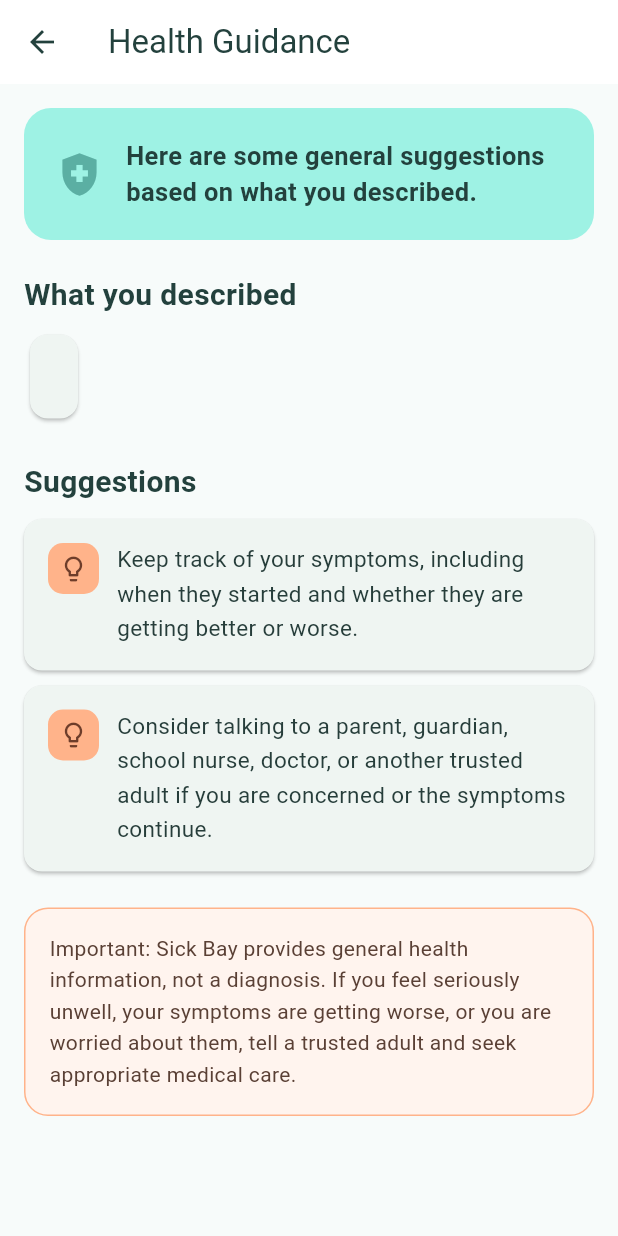
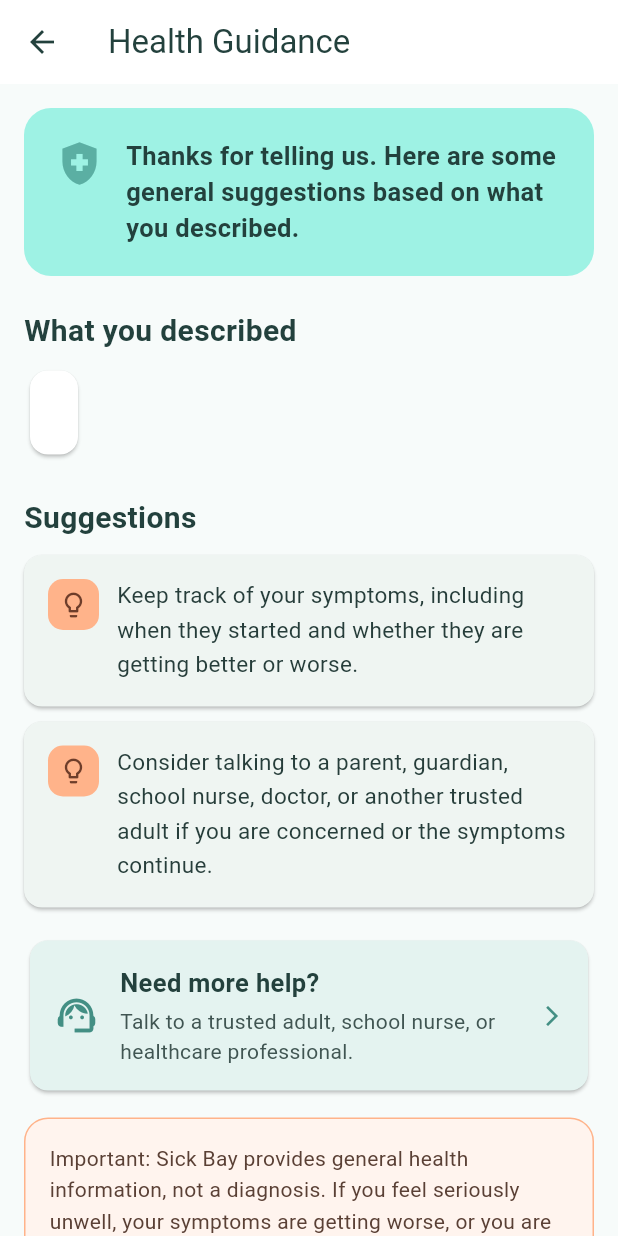
Before and after one commit to gDiva-blip/Sick-bae, a Flutter app: the HealthGuidanceScreen screen opened directly with empty values, on a phone screen of 412 x 824 dp. Run offline on Flutter 3.47's test engine with Material 3 defaults, Android fonts, the phone set to English and light mode, and no system bars; our stand-ins replace timezone.

Commit message:
Add health guidance contact support

```diff
--- a/lib/screens/health_guidance_screen.dart
+++ b/lib/screens/health_guidance_screen.dart
@@ -1,4 +1,5 @@
 import 'package:flutter/material.dart';
+import 'get_help_screen.dart';
 
 class HealthGuidanceScreen extends StatelessWidget {
   final String description;
@@ -36,6 +37,18 @@ class HealthGuidanceScreen extends StatelessWidget {
       );
     }
 
+    if (text.contains('fever') || text.contains('hot')) {
+      suggestions.add(
+        'If you have a fever or feel unusually hot, let a trusted adult know and keep track of how you are feeling.',
+      );
+    }
+
+    if (text.contains('dizzy') || text.contains('dizziness')) {
+      suggestions.add(
+        'If you feel dizzy, sit or rest somewhere safe and tell a trusted adult, especially if the feeling continues or becomes worse.',
+      );
+    }
+
     if (text.contains('tired') ||
         text.contains('fatigue') ||
         text.contains('weak')) {
@@ -44,9 +57,19 @@ class HealthGuidanceScreen extends StatelessWidget {
       );
     }
 
-    if (text.contains('pain')) {
+    if (text.contains('pain') ||
+        text.contains('ache') ||
+        text.contains('hurt')) {
       suggestions.add(
-        'Because you mentioned pain, note where it is, when it started, and whether it is changing. A trusted adult or healthcare professional can help you decide what to do next.',
+        'Because you mentioned discomfort or pain, note where it is, when it started, and whether it is changing. A trusted adult or healthcare professional can help you decide what to do next.',
+      );
+    }
+
+    if (text.contains('breath') ||
+        text.contains('breathing') ||
+        text.contains('shortness of breath')) {
+      suggestions.add(
+        'If you are having trouble breathing, tell a trusted adult immediately and seek appropriate medical help rather than relying only on the app.',
       );
     }
 
@@ -59,7 +82,7 @@ class HealthGuidanceScreen extends StatelessWidget {
       );
     }
 
-    return suggestions;
+    return suggestions.take(3).toList();
   }
 
   @override
@@ -85,6 +108,7 @@ class HealthGuidanceScreen extends StatelessWidget {
                 borderRadius: BorderRadius.circular(18),
               ),
               child: Row(
+                crossAxisAlignment: CrossAxisAlignment.start,
                 children: [
                   Icon(
                     Icons.health_and_safety,
@@ -94,7 +118,7 @@ class HealthGuidanceScreen extends StatelessWidget {
                   const SizedBox(width: 14),
                   const Expanded(
                     child: Text(
-                      'Here are some general suggestions based on what you described.',
+                      'Thanks for telling us. Here are some general suggestions based on what you described.',
                       style: TextStyle(
                         fontSize: 17,
                         fontWeight: FontWeight.w600,
@@ -121,6 +145,7 @@ class HealthGuidanceScreen extends StatelessWidget {
             const SizedBox(height: 8),
 
             Card(
+              color: Colors.white,
               child: Padding(
                 padding: const EdgeInsets.all(16),
                 child: Text(
@@ -147,9 +172,12 @@ class HealthGuidanceScreen extends StatelessWidget {
 
             const SizedBox(height: 10),
 
-            ...suggestions.map(
-              (suggestion) => Card(
+            ...suggestions.asMap().entries.map(
+              (entry) => Card(
                 margin: const EdgeInsets.only(bottom: 10),
+                clipBehavior: Clip.antiAlias,
+                child: InkWell(
+                  onTap: () {},
                   child: Padding(
                     padding: const EdgeInsets.all(16),
                     child: Row(
@@ -170,13 +198,73 @@ class HealthGuidanceScreen extends StatelessWidget {
                         const SizedBox(width: 12),
                       Expanded(
   child: Text(
-                          suggestion,
+    entry.value,
     style: const TextStyle(
       fontSize: 15,
       height: 1.5,
       color: Color(0xFF263D3A),
     ),
   ),
+),
+],
+                    ),
+                  ),
+                ),
+              ),
+            ),
+
+            const SizedBox(height: 8),
+
+            Card(
+              color: const Color(0xFFE4F3F0),
+              clipBehavior: Clip.antiAlias,
+              child: InkWell(
+                onTap: () {
+                  Navigator.push(
+                    context,
+                    MaterialPageRoute(
+                      builder: (context) => const GetHelpScreen(),
+                    ),
+                  );
+                },
+                child: const Padding(
+                  padding: EdgeInsets.all(16),
+                  child: Row(
+                    children: [
+                      Icon(
+                        Icons.support_agent,
+                        size: 30,
+                        color: Color(0xFF438F84),
+                      ),
+                      SizedBox(width: 14),
+                      Expanded(
+                        child: Column(
+                          crossAxisAlignment: CrossAxisAlignment.start,
+                          children: [
+                            Text(
+                              'Need more help?',
+                              style: TextStyle(
+                                fontSize: 17,
+                                fontWeight: FontWeight.w700,
+                                color: Color(0xFF23413D),
+                              ),
+                            ),
+                            SizedBox(height: 4),
+                            Text(
+                              'Talk to a trusted adult, school nurse, or healthcare professional.',
+                              style: TextStyle(
+                                fontSize: 14,
+                                height: 1.4,
+                                color: Color(0xFF405552),
+                              ),
+                            ),
+                          ],
+                        ),
+                      ),
+                      Icon(
+                        Icons.arrow_forward_ios,
+                        size: 16,
+                        color: Color(0xFF438F84),
                       ),
                     ],
                   ),
```
Also changed, not shown: lib/main.dart (+15 -13 lines), lib/screens/get_help_screen.dart (added, +187 -0 lines). Lines whose indentation alone changed are shown as unchanged.
